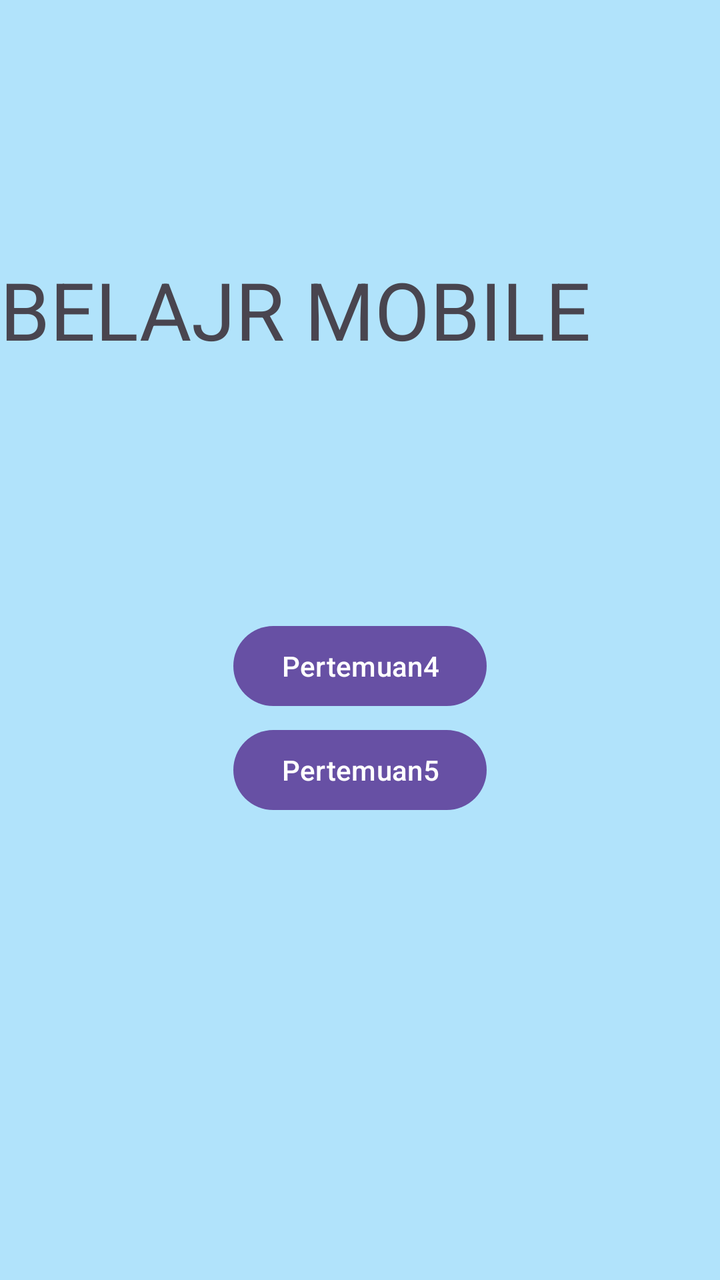
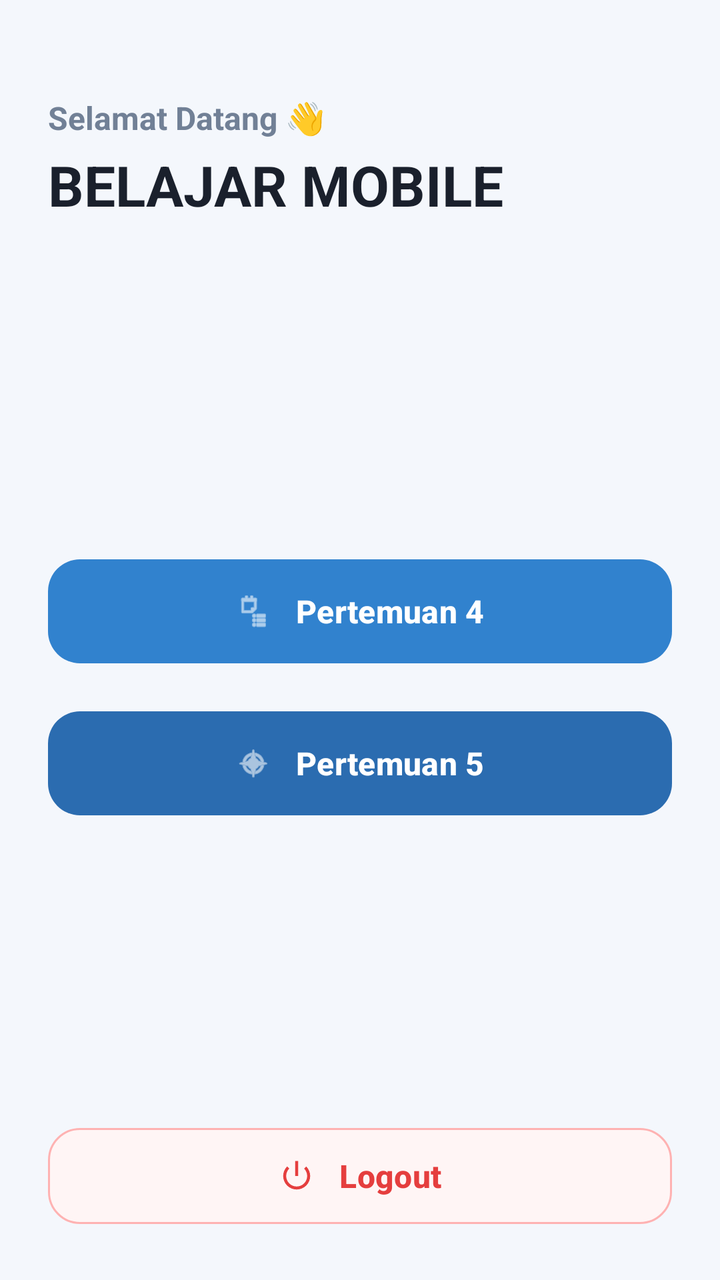

Compare the two renders of this Android layout. The source of the first and the diff that turns it into the second are given below.
<!-- AndroidManifest.xml: application theme Theme.Marsrachel -->
<!-- res/layout/activity_main.xml -->
<?xml version="1.0" encoding="utf-8"?>
<androidx.constraintlayout.widget.ConstraintLayout xmlns:android="http://schemas.android.com/apk/res/android"
    xmlns:app="http://schemas.android.com/apk/res-auto"
    xmlns:tools="http://schemas.android.com/tools"
    android:id="@+id/main"
    android:layout_width="match_parent"
    android:layout_height="match_parent"
    android:background="#B1E3FB"
    tools:context=".MainActivity">

    <Button
        android:id="@+id/btnToFourth"
        android:layout_width="wrap_content"
        android:layout_height="wrap_content"
        android:text="Pertemuan4"
        app:layout_constraintBottom_toBottomOf="parent"
        app:layout_constraintEnd_toEndOf="parent"
        app:layout_constraintStart_toStartOf="parent"
        app:layout_constraintTop_toTopOf="parent"
        app:layout_constraintVertical_bias="0.522" />

    <Button
        android:id="@+id/btnTofifthifth"
        android:layout_width="wrap_content"
        android:layout_height="wrap_content"
        android:text="Pertemuan5"
        app:layout_constraintBottom_toBottomOf="parent"
        app:layout_constraintEnd_toEndOf="parent"
        app:layout_constraintStart_toStartOf="parent"
        app:layout_constraintTop_toTopOf="parent"
        app:layout_constraintVertical_bias="0.61" />

    <TextView
        android:id="@+id/textView"
        android:layout_width="wrap_content"
        android:layout_height="wrap_content"
        android:text="BELAJR MOBILE"
        android:textSize="40dp"
        app:layout_constraintBottom_toTopOf="@+id/btnToFourth"
        app:layout_constraintTop_toTopOf="parent"
        tools:layout_editor_absoluteX="57dp" />

</androidx.constraintlayout.widget.ConstraintLayout>
<!-- resources referenced by this layout -->
<resources>
  <style name="Theme.Marsrachel" parent="Base.Theme.Marsrachel" />
  <style name="Base.Theme.Marsrachel" parent="Theme.Material3.DayNight.NoActionBar">
          
          
      </style>
</resources>

<!-- the commit's change to res/layout/activity_main.xml (unified diff, before → after) -->
@@ -5,39 +5,106 @@
     android:id="@+id/main"
     android:layout_width="match_parent"
     android:layout_height="match_parent"
-    android:background="#B1E3FB"
+    android:background="#F4F7FC"
+    android:padding="24dp"
     tools:context=".MainActivity">
 
-    <Button
-        android:id="@+id/btnToFourth"
-        android:layout_width="wrap_content"
+    
+    <LinearLayout
+        android:id="@+id/headerContainer"
+        android:layout_width="match_parent"
         android:layout_height="wrap_content"
-        android:text="Pertemuan4"
+        android:orientation="vertical"
+        android:paddingTop="24dp"
+        android:paddingBottom="16dp"
+        app:layout_constraintEnd_toEndOf="parent"
+        app:layout_constraintStart_toStartOf="parent"
+        app:layout_constraintTop_toTopOf="parent">
+
+        <TextView
+            android:id="@+id/tvSubtitle"
+            android:layout_width="wrap_content"
+            android:layout_height="wrap_content"
+            android:text="Selamat Datang 👋"
+            android:textColor="#718096"
+            android:textSize="16sp"
+            android:textStyle="bold" />
+
+        <TextView
+            android:id="@+id/textView"
+            android:layout_width="wrap_content"
+            android:layout_height="wrap_content"
+            android:layout_marginTop="4dp"
+            android:text="BELAJAR MOBILE"
+            android:textColor="#1A202C"
+            android:textSize="28sp"
+            android:textStyle="bold" />
+    </LinearLayout>
+
+    
+    <LinearLayout
+        android:id="@+id/menuContainer"
+        android:layout_width="match_parent"
+        android:layout_height="wrap_content"
+        android:orientation="vertical"
+        app:layout_constraintBottom_toTopOf="@+id/btnLogout"
+        app:layout_constraintEnd_toEndOf="parent"
+        app:layout_constraintStart_toStartOf="parent"
+        app:layout_constraintTop_toBottomOf="@+id/headerContainer">
+
+        
+        <com.google.android.material.button.MaterialButton
+            android:id="@+id/btnToFourth"
+            android:layout_width="match_parent"
+            android:layout_height="60dp"
+            android:layout_marginBottom="16dp"
+            android:text="Pertemuan 4"
+            android:textAllCaps="false"
+            android:textSize="16sp"
+            android:textStyle="bold"
+            app:backgroundTint="#3182CE"
+            app:cornerRadius="16dp"
+            app:icon="@android:drawable/ic_menu_agenda"
+            app:iconGravity="textStart"
+            app:iconPadding="12dp" />
+
+        
+        <com.google.android.material.button.MaterialButton
+            android:id="@+id/btnTofifthifth"
+            android:layout_width="match_parent"
+            android:layout_height="60dp"
+            android:text="Pertemuan 5"
+            android:textAllCaps="false"
+            android:textSize="16sp"
+            android:textStyle="bold"
+            app:backgroundTint="#2B6CB0"
+            app:cornerRadius="16dp"
+            app:icon="@android:drawable/ic_menu_compass"
+            app:iconGravity="textStart"
+            app:iconPadding="12dp" />
+
+    </LinearLayout>
+
+    
+    <com.google.android.material.button.MaterialButton
+        android:id="@+id/btnLogout"
+        android:layout_width="match_parent"
+        android:layout_height="56dp"
+        android:text="Logout"
+        android:textAllCaps="false"
+        android:textColor="#E53E3E"
+        android:textSize="16sp"
+        android:textStyle="bold"
+        app:backgroundTint="#FFF5F5"
+        app:cornerRadius="16dp"
+        app:icon="@android:drawable/ic_lock_power_off"
+        app:iconGravity="textStart"
+        app:iconPadding="12dp"
+        app:iconTint="#E53E3E"
         app:layout_constraintBottom_toBottomOf="parent"
         app:layout_constraintEnd_toEndOf="parent"
         app:layout_constraintStart_toStartOf="parent"
-        app:layout_constraintTop_toTopOf="parent"
-        app:layout_constraintVertical_bias="0.522" />
-
-    <Button
-        android:id="@+id/btnTofifthifth"
-        android:layout_width="wrap_content"
-        android:layout_height="wrap_content"
-        android:text="Pertemuan5"
-        app:layout_constraintBottom_toBottomOf="parent"
-        app:layout_constraintEnd_toEndOf="parent"
-        app:layout_constraintStart_toStartOf="parent"
-        app:layout_constraintTop_toTopOf="parent"
-        app:layout_constraintVertical_bias="0.61" />
-
-    <TextView
-        android:id="@+id/textView"
-        android:layout_width="wrap_content"
-        android:layout_height="wrap_content"
-        android:text="BELAJR MOBILE"
-        android:textSize="40dp"
-        app:layout_constraintBottom_toTopOf="@+id/btnToFourth"
-        app:layout_constraintTop_toTopOf="parent"
-        tools:layout_editor_absoluteX="57dp" />
+        app:strokeColor="#FEB2B2"
+        app:strokeWidth="1dp" />
 
 </androidx.constraintlayout.widget.ConstraintLayout>
